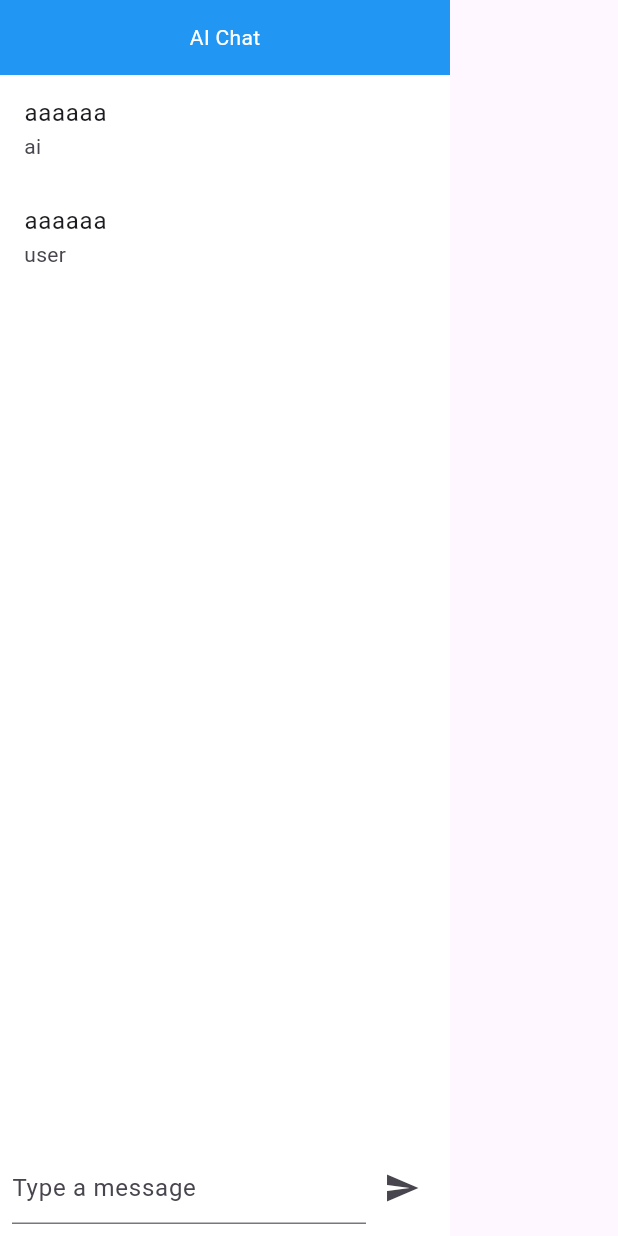
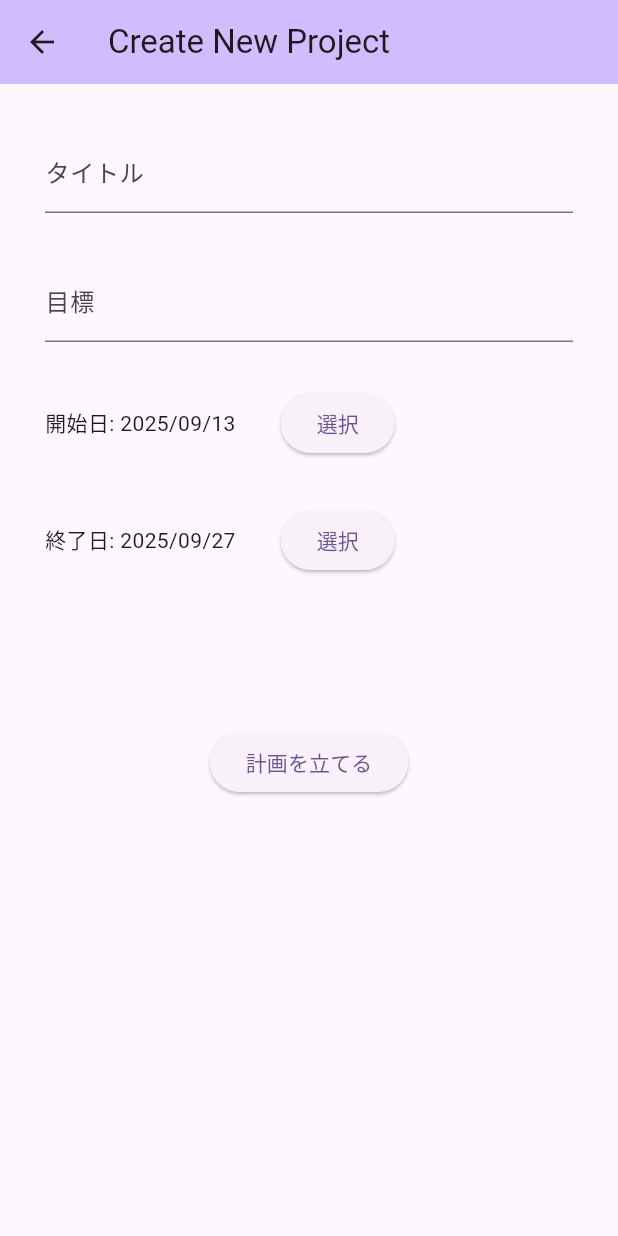
Before and after one commit to terutika0604/DreamGenie, a Flutter app: the CreateScreen screen opened directly, on a phone screen of 412 x 824 dp. Run offline on Flutter 3.47's test engine with Material 3 defaults, Android fonts, the phone set to English and light mode, and no system bars; missing offline and left inert: flutter_gantt.

Commit message:
add create page

```diff
--- a/dream_genie/lib/constant.dart
+++ b/dream_genie/lib/constant.dart
@@ -1,6 +1,9 @@
 import 'package:flutter_gantt/flutter_gantt.dart';
 
 const bool isMock = true;
+
+// TODO: multiple user
+const userId = "udd001";
 
 class ApiEndpoints {
   ApiEndpoints._();
--- /dev/null
+++ b/dream_genie/lib/models/ai_response.dart
@@ -0,0 +1,7 @@
+import 'package:flutter_gantt/flutter_gantt.dart';
+
+class AiResponse {
+  final String aiComent;
+  final List<GanttActivity> tasks;
+  AiResponse({required this.aiComent, required this.tasks});
+}
--- /dev/null
+++ b/dream_genie/lib/models/chat_message.dart
@@ -0,0 +1,5 @@
+class ChatMessage {
+  final String sender;
+  final String text;
+  ChatMessage({required this.sender, required this.text});
+}
--- /dev/null
+++ b/dream_genie/lib/models/init_data.dart
@@ -0,0 +1,28 @@
+import 'package:intl/intl.dart';
+
+class InitData {
+  final String userId;
+  final String title;
+  final DateTime startDate;
+  final DateTime endDate;
+  final String userMessage;
+
+  InitData({
+    required this.userId,
+    required this.title,
+    required this.startDate,
+    required this.endDate,
+    required this.userMessage,
+  });
+
+  Map<String, dynamic> toJson() {
+    final formatter = DateFormat('yyyy/MM/dd');
+    return {
+      'user_id': userId,
+      'title': title,
+      'start_date': formatter.format(startDate),
+      'end_date': formatter.format(endDate),
+      'user_message': userMessage,
+    };
+  }
+}
--- a/dream_genie/lib/repositories/ai_repository.dart
+++ b/dream_genie/lib/repositories/ai_repository.dart
@@ -1,12 +1,13 @@
 import 'dart:convert';
 
+import 'package:dream_genie/models/init_data.dart';
 import 'package:flutter/services.dart';
 import 'package:http/http.dart' as http;
 
 import '../constant.dart';
 
 abstract class IAIRepository {
-  Future<Map<String, dynamic>> create();
+  Future<Map<String, dynamic>> create(InitData initdata);
 
   Future<Map<String, dynamic>> update();
 }
@@ -17,9 +18,10 @@ class AIRepository implements IAIRepository {
   AIRepository(this.client);
 
   @override
-  Future<Map<String, dynamic>> create() async {
+  Future<Map<String, dynamic>> create(InitData initdata) async {
     try {
-      final response = await client.get(
+      // TODO: send initdata.toJson
+      final response = await client.post(
         Uri.parse(ApiEndpoints.ganttGenerate),
       );
 
@@ -59,7 +61,7 @@ class MockAIRepository implements IAIRepository {
   MockAIRepository();
 
   @override
-  Future<Map<String, dynamic>> create() async {
+  Future<Map<String, dynamic>> create(InitData initdata) async {
     try {
       final response =
           await rootBundle.loadString("dummy_ai_response_data.json");
--- a/dream_genie/lib/views/components/ai_chat.dart
+++ b/dream_genie/lib/views/components/ai_chat.dart
@@ -2,6 +2,7 @@ import 'package:flutter/material.dart';
 import 'package:flutter_gantt/flutter_gantt.dart';
 import 'package:provider/provider.dart';
 
+import '../../models/chat_message.dart';
 import '../../viewmodels/gantt_view_model.dart';
 
 class AiChatComponent extends StatefulWidget {
@@ -75,7 +76,9 @@ class _AiChatComponentState extends State<AiChatComponent> {
                 IconButton(
                   icon: const Icon(Icons.send),
                   onPressed: () async {
-                    // await vm.sendMessage();
+                    vm.addMessages(ChatMessage(
+                        sender: 'user', text: _inputController.text));
+                    _inputController.text = '';
                     await vm.update();
                     widget.controller.update();
                   },
--- a/dream_genie/lib/views/create_screen.dart
+++ b/dream_genie/lib/views/create_screen.dart
@@ -1,7 +1,10 @@
 import 'package:flutter/material.dart';
+import 'package:intl/intl.dart';
 import 'package:provider/provider.dart';
 
 import '../../viewmodels/gantt_view_model.dart';
+import '../constant.dart';
+import '../models/init_data.dart';
 
 class CreateScreen extends StatefulWidget {
   const CreateScreen({super.key});
@@ -11,7 +14,11 @@ class CreateScreen extends StatefulWidget {
 }
 
 class _CreateScreenState extends State<CreateScreen> {
-  final TextEditingController _inputController = TextEditingController();
+  final _formKey = GlobalKey<FormState>();
+  String _title = '';
+  DateTime _startDate = DateTime.now();
+  DateTime _endDate = DateTime.now().add(const Duration(days: 14));
+  String _userMessage = '';
 
   @override
   void initState() {
@@ -20,7 +27,6 @@ class _CreateScreenState extends State<CreateScreen> {
 
   @override
   void dispose() {
-    _inputController.dispose();
     super.dispose();
   }
 
@@ -28,58 +34,101 @@ class _CreateScreenState extends State<CreateScreen> {
   Widget build(BuildContext context) {
     final vm = context.watch<GanttViewModel>();
 
-    return Positioned(
-      top: 0,
-      right: 0,
-      bottom: 0,
+    return Scaffold(
+      appBar: AppBar(
+        backgroundColor: Theme.of(context).colorScheme.inversePrimary,
+        title: const Text("Create New Project"),
+      ),
+      body: Center(
         child: Container(
-        width: 300,
-        color: Colors.white,
-        child: Column(mainAxisSize: MainAxisSize.max, children: [
-          Container(
-            height: 50,
-            color: Colors.blue,
-            alignment: Alignment.center,
-            child: const Text("AI Chat", style: TextStyle(color: Colors.white)),
+          width: 500,
+          padding: const EdgeInsets.all(30),
+          child: Form(
+            key: _formKey,
+            child: Column(
+              children: [
+                TextFormField(
+                  decoration: const InputDecoration(labelText: 'タイトル'),
+                  onSaved: (value) => _title = value ?? '',
+                  validator: (value) => value!.isEmpty ? '入力してください' : null,
                 ),
-
-          // チャットメッセージ一覧
-          Expanded(
-            child: ListView.builder(
-              itemCount: vm.messages.length,
-              itemBuilder: (context, index) {
-                final msg = vm.messages[index];
-                return ListTile(
-                  title: Text(msg.text),
-                  subtitle: Text(msg.sender),
+                const SizedBox(height: 30),
+                TextFormField(
+                  decoration: const InputDecoration(labelText: '目標'),
+                  onSaved: (value) => _userMessage = value ?? '',
+                  validator: (value) => value!.isEmpty ? '入力してください' : null,
+                ),
+                const SizedBox(height: 30),
+                Row(
+                  children: [
+                    Text("開始日: ${DateFormat('yyyy/MM/dd').format(_startDate)}"),
+                    const SizedBox(width: 30),
+                    ElevatedButton(
+                      child: const Text('選択'),
+                      onPressed: () async {
+                        DateTime? picked = await showDatePicker(
+                          context: context,
+                          initialDate: _startDate,
+                          firstDate: now,
+                          lastDate: DateTime(2100),
                         );
+                        if (picked != null && picked != _startDate) {
+                          setState(() {
+                            _startDate = picked;
+                          });
+                        }
                       },
                     ),
+                  ],
                 ),
+                const SizedBox(height: 30),
+                Row(
+                  children: [
+                    Text("終了日: ${DateFormat('yyyy/MM/dd').format(_endDate)}"),
+                    const SizedBox(width: 30),
+                    ElevatedButton(
+                      child: const Text('選択'),
+                      onPressed: () async {
+                        DateTime? picked = await showDatePicker(
+                          context: context,
+                          initialDate: _endDate,
+                          firstDate: _startDate,
+                          lastDate: DateTime(2100),
+                        );
+                        if (picked != null && picked != _endDate) {
+                          setState(() {
+                            _endDate = picked;
+                          });
+                        }
+                      },
+                    ),
+                  ],
+                ),
+                const SizedBox(height: 100),
+                ElevatedButton(
+                  child: const Text('計画を立てる'),
+                  onPressed: () {
+                    if (_formKey.currentState!.validate()) {
+                      _formKey.currentState!.save();
 
-          // 入力欄
-          Padding(
-            padding: const EdgeInsets.all(8.0),
-            child: Row(
-              children: [
-                Expanded(
-                  child: TextField(
-                    controller: _inputController,
-                    decoration:
-                        const InputDecoration(hintText: "Type a message"),
+                      vm.create(
+                        InitData(
+                          userId: userId,
+                          title: _title,
+                          startDate: _startDate,
+                          endDate: _endDate,
+                          userMessage: _userMessage,
                         ),
-                ),
-                IconButton(
-                  icon: const Icon(Icons.send),
-                  onPressed: () async {
-                    // await vm.sendMessage();
-                    await vm.update();
+                      );
+
+                      Navigator.pushNamed(context, '/gantt');
+                    }
                   },
                 ),
               ],
             ),
           ),
-        ]),
+        ),
       ),
     );
   }
--- a/dream_genie/pubspec.yaml
+++ b/dream_genie/pubspec.yaml
@@ -13,6 +13,7 @@ dependencies:
   flutter_gantt:
   http:
   provider:
+  intl:
 
   cupertino_icons: ^1.0.6
 
```
Also changed, not shown: dream_genie/lib/main.dart (+19 -9 lines), dream_genie/lib/utils/json_parser.dart (added, +164 -0 lines), dream_genie/lib/viewmodels/gantt_view_model.dart (+32 -173 lines), dream_genie/lib/views/gantt_screen.dart (+9 -22 lines), dream_genie/pubspec.lock. Lines whose indentation alone changed are shown as unchanged.
